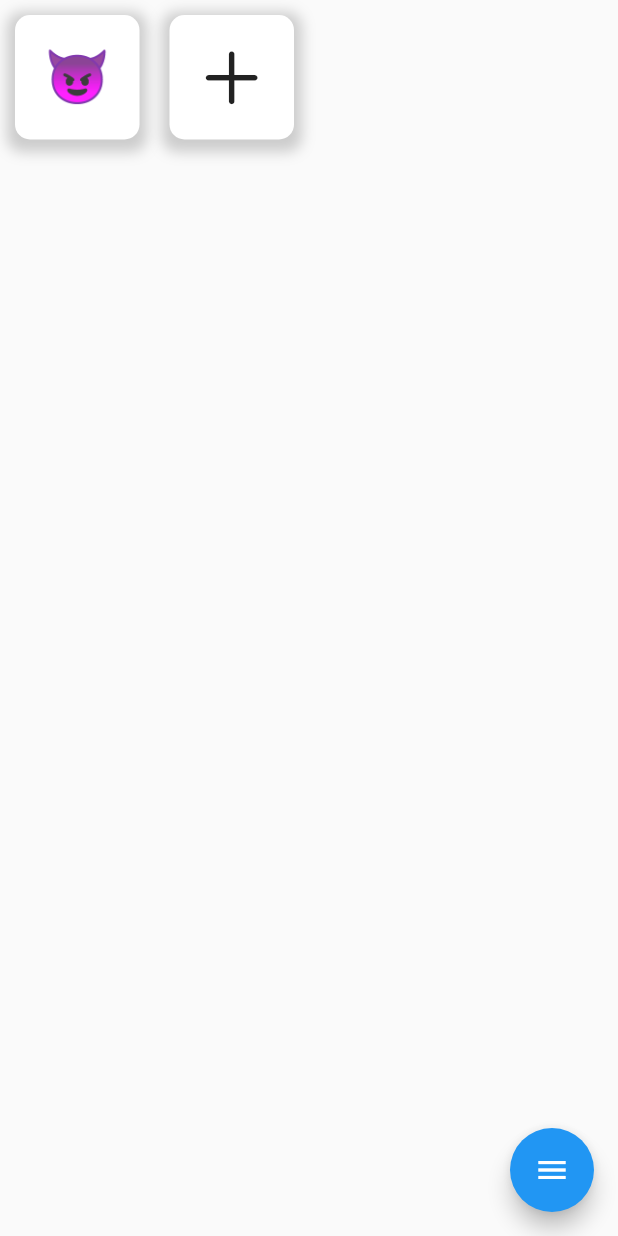
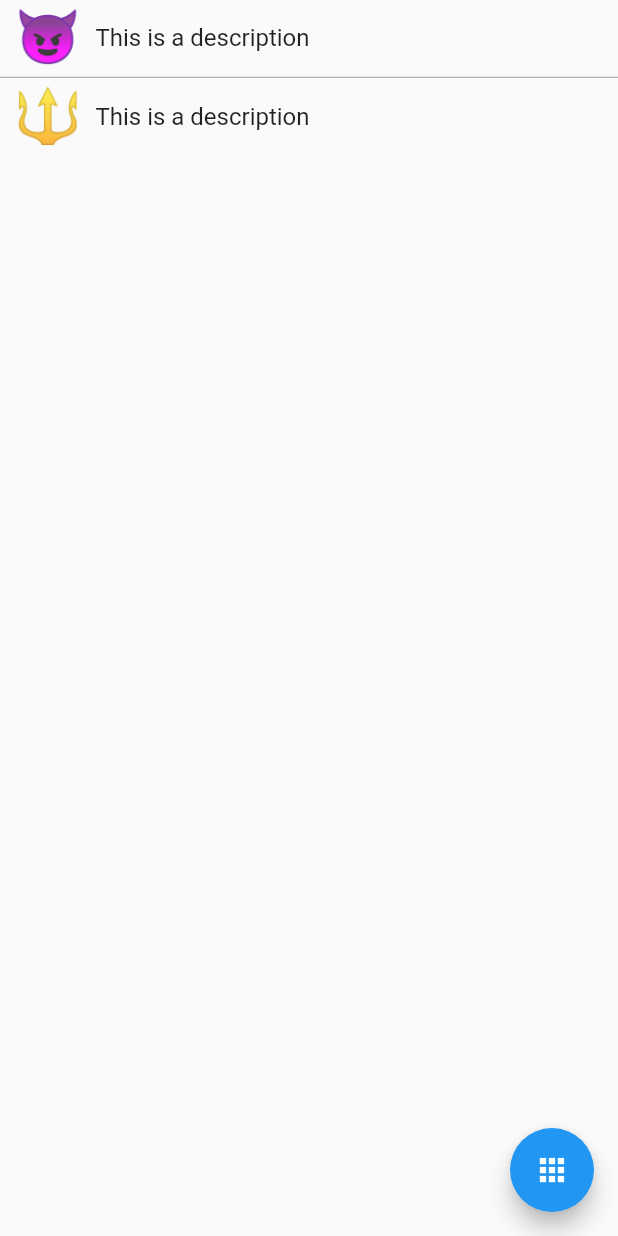
Before and after one commit to riodw/flutter.smRemote, a Flutter app: the screen it shows after launch, on a phone screen of 412 x 824 dp. Run offline on Flutter 3.47's test engine with Material 2 defaults, Android fonts, the phone set to English and light mode, and no system bars.

Commit message:
Display command text;

```diff
--- a/lib/main.dart
+++ b/lib/main.dart
@@ -31,6 +31,27 @@ class MyHomePage extends StatefulWidget {
 }
 
 class _MyHomePageState extends State<MyHomePage> {
+  bool _layout_grid = false;
+
+  dynamic command = {
+    'id': 0,
+    'name': '😈',
+    'description': 'This is a description',
+  };
+
+  List commands = [
+    {
+      'id': 0,
+      'name': '😈',
+      'description': 'This is a description',
+    },
+    {
+      'id': 0,
+      'name': '🔱',
+      'description': 'This is a description',
+    },
+  ];
+
   @override
   Widget build(BuildContext context) {
     return Scaffold(
@@ -45,15 +66,16 @@ class _MyHomePageState extends State<MyHomePage> {
       //         }),
       //   ],
       // ),
-      body: Center(
-        child: GridView.count(
+      body: (_layout_grid == true)
+          ? GridView.count(
               physics: NeverScrollableScrollPhysics(),
               crossAxisCount: 4,
               children: <Widget>[
                 // GRIDVIEW
+                for (var command in commands)
                   GestureDetector(
                     onTap: () {
-                print("Container clicked");
+                      print("Container clicked2222");
                     },
                     child: Container(
                       margin: EdgeInsets.all(10),
@@ -84,17 +106,20 @@ class _MyHomePageState extends State<MyHomePage> {
                         // ),
                         child: Center(
                           child: Text(
-                      '😈',
-                      // 'Item $index',
+                            command['name'],
                             style: TextStyle(fontSize: 35),
                           ),
                         ),
                       ),
                     ),
                   ),
+                if (commands.length < 31)
                   GestureDetector(
                     onTap: () {
                       print("Container clicked");
+                      setState(() {
+                        commands.add(command);
+                      });
                     },
                     child: Container(
                       margin: EdgeInsets.all(10),
@@ -133,35 +158,68 @@ class _MyHomePageState extends State<MyHomePage> {
                     ),
                   ),
               ],
+            )
+          : SafeArea(
+              child: ListView.separated(
+                itemCount: commands.length,
+                separatorBuilder: (BuildContext context, int index) =>
+                    Divider(height: 3, color: Colors.grey),
+                itemBuilder: (BuildContext context, int index) {
+                  return Container(
+                    height: 50,
+                    // color: Colors.amber[100],
+                    child: Row(
+                      children: [
+                        SizedBox(
+                          width: 10,
+                        ),
+                        Text(
+                          commands[index]['name'],
+                          style: TextStyle(fontSize: 35),
+                        ),
+                        SizedBox(
+                          width: 10,
+                        ),
+                        Text(
+                          commands[index]['description'],
+                          style: TextStyle(fontSize: 16),
+                        ),
+                      ],
+                    ),
+                  );
+                },
               ),
             ),
       floatingActionButton: FloatingActionButton(
         onPressed: () {
-          showModalBottomSheet<void>(
-            context: context,
-            builder: (BuildContext context) {
-              return Container(
-                // height: 200,
-                color: Colors.amber,
-                child: Center(
-                  child: Column(
-                    mainAxisAlignment: MainAxisAlignment.center,
-                    mainAxisSize: MainAxisSize.min,
-                    children: <Widget>[
-                      const Text('Modal BottomSheet'),
-                      ElevatedButton(
-                        child: const Text('Close BottomSheet'),
-                        onPressed: () => Navigator.pop(context),
-                      )
-                    ],
-                  ),
-                ),
-              );
-            },
-          );
+          setState(() {
+            _layout_grid = !_layout_grid;
+          });
+          // showModalBottomSheet<void>(
+          //   context: context,
+          //   builder: (BuildContext context) {
+          //     return Container(
+          //       // height: 200,
+          //       color: Colors.amber,
+          //       child: Center(
+          //         child: Column(
+          //           mainAxisAlignment: MainAxisAlignment.center,
+          //           mainAxisSize: MainAxisSize.min,
+          //           children: <Widget>[
+          //             const Text('Modal BottomSheet'),
+          //             ElevatedButton(
+          //               child: const Text('Close BottomSheet'),
+          //               onPressed: () => Navigator.pop(context),
+          //             )
+          //           ],
+          //         ),
+          //       ),
+          //     );
+          //   },
+          // );
         },
         tooltip: 'Increment',
-        child: Icon(Icons.menu),
+        child: _layout_grid ? Icon(Icons.menu) : Icon(Icons.apps_rounded),
       ),
     );
   }
```
Lines whose indentation alone changed are shown as unchanged.
